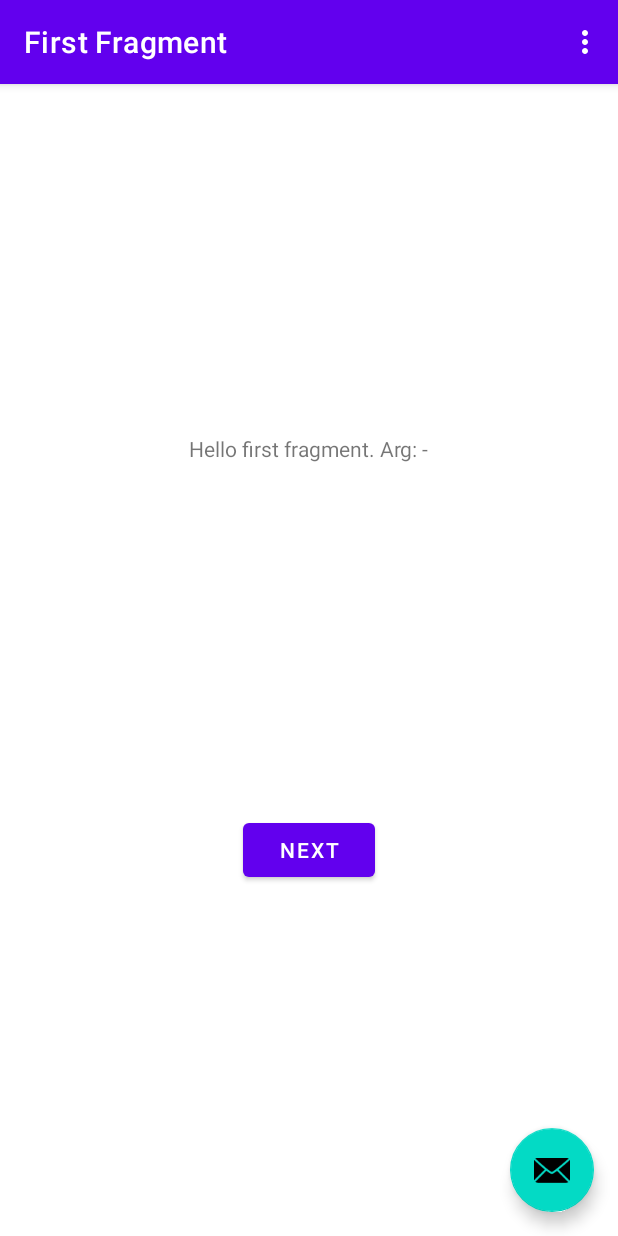
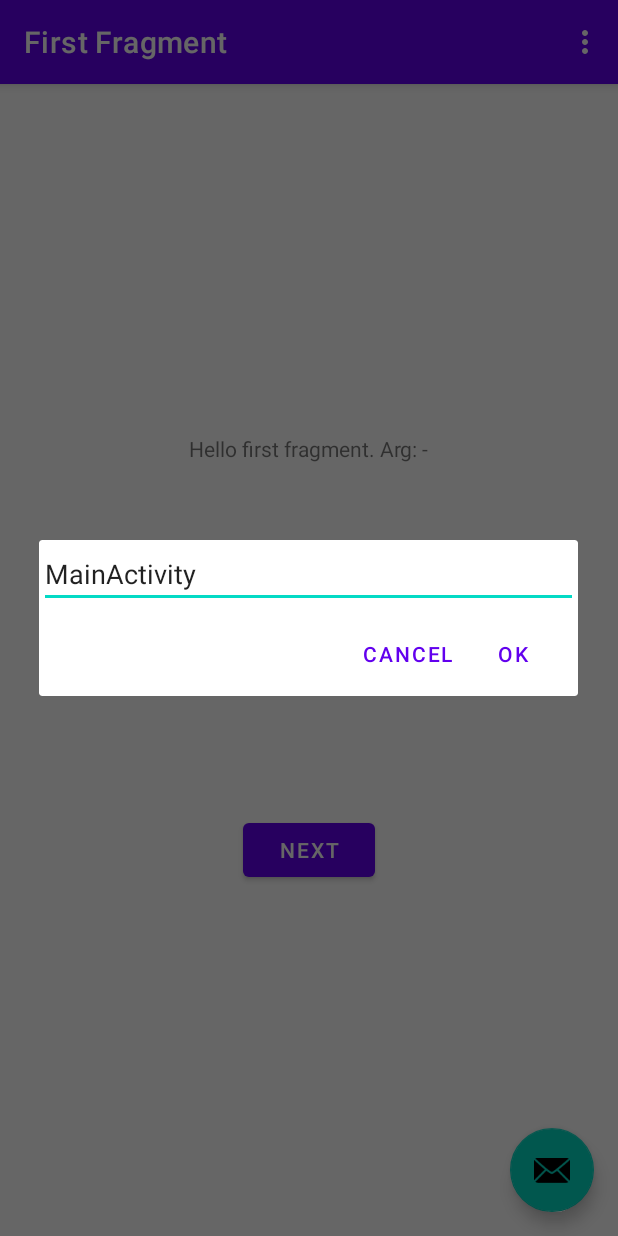
Before and after one commit to remixgrjp/StudyBasicActivityTemplate, an Android app: the screen it shows after launch (MainActivity), after a tap on an icon or button, on a phone screen of 412 x 824 dp. Run offline under Robolectric (Android 15) with nearby library versions, the phone set to English and light mode, and no system bars; our stand-ins replace navigation-ui.

Commit message:
Callable DialogFragment both  Activity and Fragment

```diff
--- a/app/src/main/java/asia/remix/myfragment/MainActivity.java
+++ b/app/src/main/java/asia/remix/myfragment/MainActivity.java
@@ -6,8 +6,10 @@ import android.view.Menu;
 import android.view.MenuItem;
 import android.view.View;
 
+import androidx.annotation.NonNull;
 import androidx.appcompat.app.AppCompatActivity;
 import androidx.appcompat.widget.Toolbar;
+import androidx.fragment.app.FragmentResultListener;
 import androidx.navigation.NavController;
 import androidx.navigation.Navigation;
 import androidx.navigation.ui.AppBarConfiguration;
@@ -36,6 +38,19 @@ public class MainActivity extends AppCompatActivity{
 			@Override
 			public void onClick( View view ){
 				Log.d( TAG, "onClick()" );
+				MyDialog.newInstance( TAG ).show( getSupportFragmentManager(), "Activity -> MyDialog" );
+			}
+		} );
+
+		//Recive Dialog / Activity
+		getSupportFragmentManager().setFragmentResultListener( MyDialog.KEY, MainActivity.this, new FragmentResultListener(){
+			@Override
+			public void onFragmentResult( @NonNull String key, @NonNull Bundle bundle ){
+				Log.d( TAG, "onFragmentResult()" );
+				// noinspection ConstantConditions == @SuppressWarnings( "ConstantConditions" )
+				if( null != key && key.equals( MyDialog.KEY ) ){
+					Log.d( TAG, String.format( "[%s][%s]", key, bundle.getString( MyDialog.RETERN1 ) ) );
+				}
 			}
 		} );
 	}
--- /dev/null
+++ b/app/src/main/java/asia/remix/myfragment/MyDialog.java
@@ -0,0 +1,66 @@
+package asia.remix.myfragment;
+
+import android.app.AlertDialog;
+import android.app.Dialog;
+import android.content.DialogInterface;
+import android.os.Bundle;
+import android.util.Log;
+import android.widget.EditText;
+
+import androidx.annotation.NonNull;
+import androidx.fragment.app.DialogFragment;
+
+public class MyDialog extends DialogFragment{
+	static final String TAG= "MyDialog";
+	static final String KEY= "MyDialog";//for recevie key
+	static final String RETERN1= "1";//for return key
+	static final private String PARAM1= "1";
+
+	/**
+	* @param s default input value
+	* @return self -> show() -> onCreateDialog
+	*/
+	public static MyDialog newInstance( String s ){
+		Log.d( TAG, "newInstance()" );
+		Bundle b= new Bundle();
+		b.putString( PARAM1, s );
+
+		MyDialog d= new MyDialog();
+		d.setArguments( b );
+		return d;
+	}
+
+	@NonNull
+	@Override
+	public Dialog onCreateDialog( Bundle savedInstanceState ){
+		Log.d( TAG, "onCreateDialog()" );
+		Bundle b= getArguments();
+		if( null==b ){
+			b= new Bundle();
+		}
+
+		AlertDialog.Builder builder = new AlertDialog.Builder( getActivity() );
+		EditText editText = new EditText( getActivity() );
+		builder.setView( editText );
+		String s;
+		if( null != ( s= b.getString( PARAM1 ) ) ){
+			editText.setText( s, android.widget.TextView.BufferType.NORMAL );
+		}
+		builder.setPositiveButton( "ok", new DialogInterface.OnClickListener(){
+			@Override
+			public void onClick( DialogInterface di, int i ){
+				Log.d( TAG, String.format( "PositiveButton#onClick()[%s][%d]", di, i ) );
+				Bundle b = new Bundle();
+				b.putString( RETERN1, editText.getText().toString() );
+				getParentFragmentManager().setFragmentResult( KEY, b );
+			}
+		} );
+		builder.setNegativeButton( "cancel", new DialogInterface.OnClickListener(){
+			@Override
+			public void onClick( DialogInterface di, int i ){
+				Log.d( TAG, String.format( "NegativeButton#onClick()[%s][%d]", di, i ) );
+			}
+		} );
+		return builder.create();
+	}
+}
```
Also changed, not shown: app/src/main/java/asia/remix/myfragment/FirstFragment.java (+22 -0 lines), app/src/main/java/asia/remix/myfragment/SecondFragment.java (+21 -0 lines).
